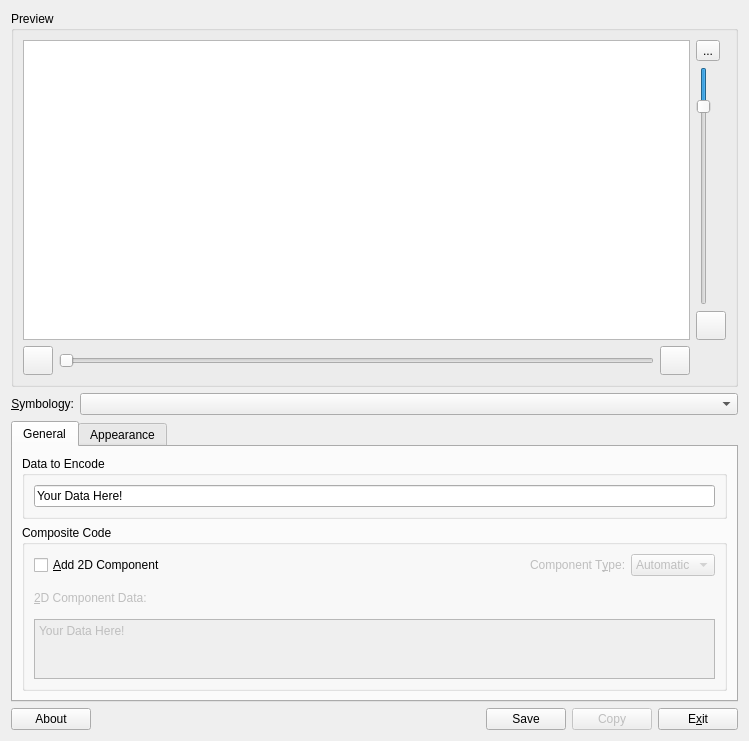
The window that frontend_qt4/mainWindow.ui (zint/zint-gpl-only) describes before a commit, drawn with Qt 5.
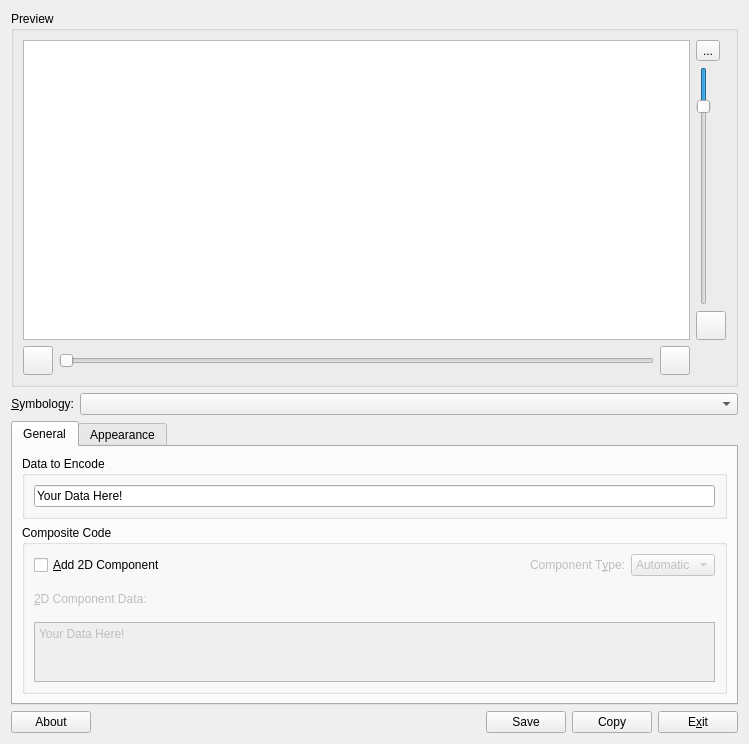
The same window after the commit. Icons and pictures are not drawn.

Diff of the .ui file:
```diff
--- a/frontend_qt4/mainWindow.ui
+++ b/frontend_qt4/mainWindow.ui
@@ -6,7 +6,7 @@
     <x>0</x>
     <y>0</y>
     <width>749</width>
-    <height>741</height>
+    <height>744</height>
    </rect>
   </property>
   <property name="maximumSize" >
@@ -179,7 +179,7 @@
         <x>0</x>
         <y>0</y>
         <width>727</width>
-        <height>248</height>
+        <height>243</height>
        </rect>
       </property>
       <attribute name="title" >
@@ -335,8 +335,8 @@
                <string>&lt;!DOCTYPE HTML PUBLIC "-//W3C//DTD HTML 4.0//EN" "http://www.w3.org/TR/REC-html40/strict.dtd">
 &lt;html>&lt;head>&lt;meta name="qrichtext" content="1" />&lt;style type="text/css">
 p, li { white-space: pre-wrap; }
-&lt;/style>&lt;/head>&lt;body style=" font-family:'Sans Serif'; font-size:9pt; font-weight:400; font-style:normal;">
-&lt;p style=" margin-top:0px; margin-bottom:0px; margin-left:0px; margin-right:0px; -qt-block-indent:0; text-indent:0px; font-family:'DejaVu Sans';">&lt;span style=" font-family:'Sans Serif';">Your Data Here!&lt;/span>&lt;/p>&lt;/body>&lt;/html></string>
+&lt;/style>&lt;/head>&lt;body style=" font-family:'Sans Serif'; font-size:10pt; font-weight:400; font-style:normal;">
+&lt;p style=" margin-top:0px; margin-bottom:0px; margin-left:0px; margin-right:0px; -qt-block-indent:0; text-indent:0px; font-family:'DejaVu Sans'; font-size:9pt;">&lt;span style=" font-family:'Sans Serif';">Your Data Here!&lt;/span>&lt;/p>&lt;/body>&lt;/html></string>
               </property>
               <property name="acceptRichText" >
                <bool>false</bool>
@@ -568,7 +568,7 @@
      <item>
       <widget class="QPushButton" name="btnCopy" >
        <property name="enabled" >
-        <bool>false</bool>
+        <bool>true</bool>
        </property>
        <property name="text" >
         <string>Copy</string>
```
